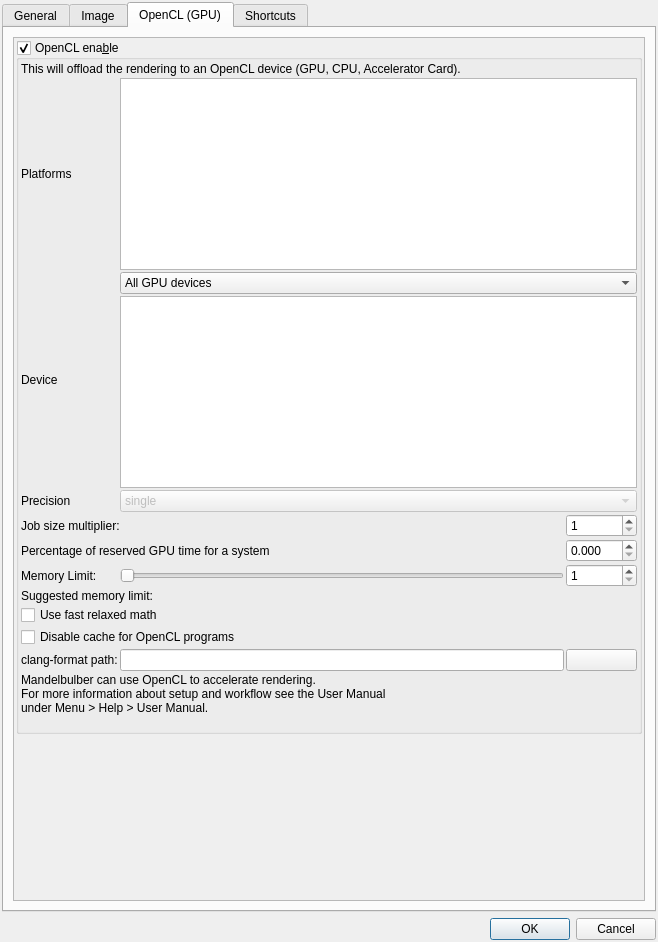
Above: mandelbulber2/qt/preferences_dialog.ui from buddhi1980/mandelbulber2 before the change. Below: the same form after it.
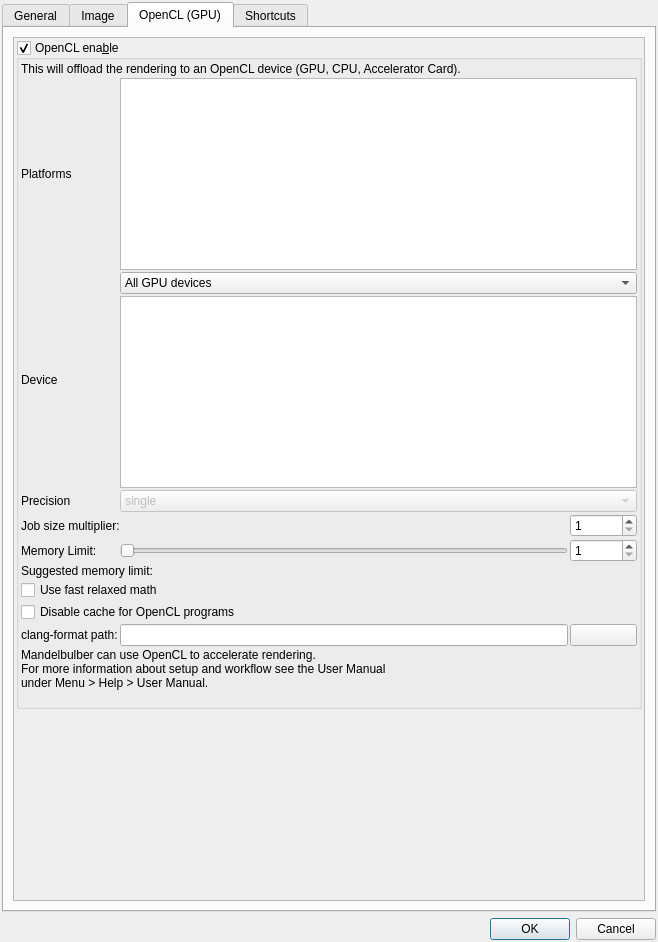
That is the form after the change. The open tabs and pages were chosen to show the change. Icons and pictures are not drawn. Custom widgets are drawn as their Qt base class.

Commit message:
Removed option for reserving GPU time for the system
It caused significant CPU load on Windows and slowed down rendering

```diff
--- a/mandelbulber2/qt/preferences_dialog.ui
+++ b/mandelbulber2/qt/preferences_dialog.ui
@@ -1511,8 +1511,8 @@
            <rect>
             <x>0</x>
             <y>0</y>
-            <width>269</width>
-            <height>831</height>
+            <width>634</width>
+            <height>862</height>
            </rect>
           </property>
           <layout class="QVBoxLayout" name="verticalLayout_OpenCL">
@@ -1570,34 +1570,7 @@
                 <property name="spacing">
                  <number>2</number>
                 </property>
-                <item row="2" column="1" colspan="2">
-                 <widget class="MyComboBox" name="comboBox_opencl_precision">
-                  <property name="enabled">
-                   <bool>false</bool>
-                  </property>
-                  <property name="editable">
-                   <bool>false</bool>
-                  </property>
-                  <item>
-                   <property name="text">
-                    <string>single</string>
-                   </property>
-                  </item>
-                  <item>
-                   <property name="text">
-                    <string>double</string>
-                   </property>
-                  </item>
-                 </widget>
-                </item>
-                <item row="5" column="0">
-                 <widget class="QLabel" name="label_opencl_memory_limit">
-                  <property name="text">
-                   <string>Memory Limit:</string>
-                  </property>
-                 </widget>
-                </item>
-                <item row="5" column="1">
+                <item row="4" column="1">
                  <widget class="QSlider" name="sliderInt_opencl_memory_limit">
                   <property name="minimum">
                    <number>1</number>
@@ -1616,8 +1589,8 @@
                   </property>
                  </widget>
                 </item>
-                <item row="5" column="2">
-                 <widget class="MySpinBox" name="spinboxInt_opencl_memory_limit">
+                <item row="3" column="2">
+                 <widget class="MySpinBox" name="spinboxInt_opencl_job_size_multiplier">
                   <property name="toolTip">
                    <string>&lt;html&gt;&lt;head/&gt;&lt;body&gt;&lt;p&gt;Memory limit for single memory buffer used by OpenCL programs.&lt;/p&gt;&lt;p&gt;It should be set not higher than suggested memory limit showed below.&lt;/p&gt;&lt;p&gt;If SSAO or DOF effects need more memory than limit, they will be rendered using CPU.&lt;/p&gt;&lt;p&gt;Higher memory limit can allow rendering SSAO and DOF effects using GPU at higher resolution, but program can produce errors or be unstable.&lt;/p&gt;&lt;/body&gt;&lt;/html&gt;</string>
                   </property>
@@ -1643,6 +1616,44 @@
                   </property>
                  </widget>
                 </item>
+                <item row="8" column="2">
+                 <widget class="QPushButton" name="pushButton_select_clang_format_path">
+                  <property name="text">
+                   <string/>
+                  </property>
+                  <property name="icon">
+                   <iconset theme="folder" resource="icons.qrc">
+                    <normaloff>:/system/icons/folder.svg</normaloff>:/system/icons/folder.svg</iconset>
+                  </property>
+                 </widget>
+                </item>
+                <item row="8" column="1">
+                 <widget class="MyLineEdit" name="text_clang_format_path"/>
+                </item>
+                <item row="5" column="0" colspan="3">
+                 <widget class="QLabel" name="label_opencl_suggested_memory_limit">
+                  <property name="text">
+                   <string>Suggested memory limit:</string>
+                  </property>
+                  <property name="wordWrap">
+                   <bool>true</bool>
+                  </property>
+                 </widget>
+                </item>
+                <item row="0" column="0">
+                 <widget class="QLabel" name="label_opencl_device_2">
+                  <property name="text">
+                   <string>Platforms</string>
+                  </property>
+                 </widget>
+                </item>
+                <item row="3" column="0" colspan="2">
+                 <widget class="QLabel" name="label_opencl_memory_limit_2">
+                  <property name="text">
+                   <string>Job size multiplier:</string>
+                  </property>
+                 </widget>
+                </item>
                 <item row="1" column="1" colspan="2">
                  <layout class="QVBoxLayout" name="verticalLayout_opencl_device">
                   <item>
@@ -1689,10 +1700,57 @@
                   </item>
                  </layout>
                 </item>
-                <item row="0" column="0">
-                 <widget class="QLabel" name="label_opencl_device_2">
+                <item row="7" column="0" colspan="3">
+                 <widget class="MyCheckBox" name="checkBox_opencl_disable_build_cache">
+                  <property name="toolTip">
+                   <string>&lt;html&gt;&lt;head/&gt;&lt;body&gt;&lt;p&gt;It disables 'compute cache' used by NVidia driver. It is sometimes needed to use this option to refresh precompiled OpenCL programs after changing OpenCL source files (e.g. after upgrade of the program).&lt;/p&gt;&lt;/body&gt;&lt;/html&gt;</string>
+                  </property>
                   <property name="text">
-                   <string>Platforms</string>
+                   <string>Disable cache for OpenCL programs</string>
+                  </property>
+                 </widget>
+                </item>
+                <item row="6" column="0" colspan="3">
+                 <widget class="MyCheckBox" name="checkBox_opencl_use_fast_relaxed_math">
+                  <property name="toolTip">
+                   <string>&lt;html&gt;&lt;head/&gt;&lt;body&gt;&lt;p&gt;It enables -cl-fast-relaxed-math OpenCL flag. It provides additional speed by removing some checks to the math operations like division by zero or Not-a-Number. In some cases it can lead to unpredictable results.&lt;/p&gt;&lt;p&gt;It is needed to restart the program to apply this option.&lt;/p&gt;&lt;/body&gt;&lt;/html&gt;</string>
+                  </property>
+                  <property name="text">
+                   <string>Use fast relaxed math</string>
+                  </property>
+                 </widget>
+                </item>
+                <item row="2" column="1" colspan="2">
+                 <widget class="MyComboBox" name="comboBox_opencl_precision">
+                  <property name="enabled">
+                   <bool>false</bool>
+                  </property>
+                  <property name="editable">
+                   <bool>false</bool>
+                  </property>
+                  <item>
+                   <property name="text">
+                    <string>single</string>
+                   </property>
+                  </item>
+                  <item>
+                   <property name="text">
+                    <string>double</string>
+                   </property>
+                  </item>
+                 </widget>
+                </item>
+                <item row="4" column="0">
+                 <widget class="QLabel" name="label_opencl_memory_limit">
+                  <property name="text">
+                   <string>Memory Limit:</string>
+                  </property>
+                 </widget>
+                </item>
+                <item row="8" column="0">
+                 <widget class="QLabel" name="label_clang_format_path">
+                  <property name="text">
+                   <string>clang-format path:</string>
                   </property>
                  </widget>
                 </item>
@@ -1712,118 +1770,16 @@
                   </property>
                  </widget>
                 </item>
-                <item row="8" column="0" colspan="3">
-                 <widget class="MyCheckBox" name="checkBox_opencl_disable_build_cache">
-                  <property name="toolTip">
-                   <string>&lt;html&gt;&lt;head/&gt;&lt;body&gt;&lt;p&gt;It disables 'compute cache' used by NVidia driver. It is sometimes needed to use this option to refresh precompiled OpenCL programs after changing OpenCL source files (e.g. after upgrade of the program).&lt;/p&gt;&lt;/body&gt;&lt;/html&gt;</string>
-                  </property>
-                  <property name="text">
-                   <string>Disable cache for OpenCL programs</string>
-                  </property>
-                 </widget>
-                </item>
-                <item row="7" column="0" colspan="3">
-                 <widget class="MyCheckBox" name="checkBox_opencl_use_fast_relaxed_math">
-                  <property name="toolTip">
-                   <string>&lt;html&gt;&lt;head/&gt;&lt;body&gt;&lt;p&gt;It enables -cl-fast-relaxed-math OpenCL flag. It provides additional speed by removing some checks to the math operations like division by zero or Not-a-Number. In some cases it can lead to unpredictable results.&lt;/p&gt;&lt;p&gt;It is needed to restart the program to apply this option.&lt;/p&gt;&lt;/body&gt;&lt;/html&gt;</string>
-                  </property>
-                  <property name="text">
-                   <string>Use fast relaxed math</string>
-                  </property>
-                 </widget>
-                </item>
-                <item row="6" column="0" colspan="3">
-                 <widget class="QLabel" name="label_opencl_suggested_memory_limit">
-                  <property name="text">
-                   <string>Suggested memory limit:</string>
-                  </property>
-                  <property name="wordWrap">
-                   <bool>true</bool>
-                  </property>
-                 </widget>
-                </item>
-                <item row="3" column="2">
-                 <widget class="MySpinBox" name="spinboxInt_opencl_job_size_multiplier">
-                  <property name="toolTip">
-                   <string>&lt;html&gt;&lt;head/&gt;&lt;body&gt;&lt;p&gt;Job size multiplier increases size of OpenCL jobs (size of tiles).&lt;/p&gt;&lt;p&gt;Higher value can increase rendering speed, but too high can slow down rendering.&lt;/p&gt;&lt;p&gt;Too high value can cause higher GPU memory usage makeing the program unstable. It also increases the time of rendering a single tile, which can cause GPU driver timeouts.&lt;/p&gt;&lt;/body&gt;&lt;/html&gt;</string>
-                  </property>
-                  <property name="minimum">
-                   <number>1</number>
-                  </property>
-                  <property name="maximum">
-                   <number>100000</number>
-                  </property>
-                 </widget>
-                </item>
-                <item row="3" column="0" colspan="2">
-                 <widget class="QLabel" name="label_opencl_memory_limit_2">
-                  <property name="text">
-                   <string>Job size multiplier:</string>
-                  </property>
-                 </widget>
-                </item>
-                <item row="4" column="0" colspan="2">
-                 <widget class="QLabel" name="label_opencl_memory_limit_3">
-                  <property name="text">
-                   <string>Percentage of reserved GPU time for a system</string>
-                  </property>
-                  <property name="wordWrap">
-                   <bool>true</bool>
-                  </property>
-                 </widget>
-                </item>
                 <item row="4" column="2">
-                 <widget class="MyDoubleSpinBox" name="spinbox_opencl_reserved_gpu_time">
-                  <property name="sizePolicy">
-                   <sizepolicy hsizetype="Minimum" vsizetype="Maximum">
-                    <horstretch>0</horstretch>
-                    <verstretch>0</verstretch>
-                   </sizepolicy>
-                  </property>
+                 <widget class="MySpinBox" name="spinboxInt_opencl_memory_limit">
                   <property name="toolTip">
-                   <string>&lt;html&gt;&lt;head/&gt;&lt;body&gt;&lt;p&gt;Percentage of GPU time which will be reserved for another processes like a system.&lt;/p&gt;&lt;p&gt;Higher value will generate longer waits between launching next OpenCL jobs. During this time the system will have opportunity to update UI. It will cause reduction of rendering speed.&lt;/p&gt;&lt;/body&gt;&lt;/html&gt;</string>
-                  </property>
-                  <property name="prefix">
-                   <string/>
-                  </property>
-                  <property name="suffix">
-                   <string/>
-                  </property>
-                  <property name="decimals">
-                   <number>3</number>
+                   <string>&lt;html&gt;&lt;head/&gt;&lt;body&gt;&lt;p&gt;Memory limit for single memory buffer used by OpenCL programs.&lt;/p&gt;&lt;p&gt;It should be set not higher than suggested memory limit showed below.&lt;/p&gt;&lt;p&gt;If SSAO or DOF effects need more memory than limit, they will be rendered using CPU.&lt;/p&gt;&lt;p&gt;Higher memory limit can allow rendering SSAO and DOF effects using GPU at higher resolution, but program can produce errors or be unstable.&lt;/p&gt;&lt;/body&gt;&lt;/html&gt;</string>
                   </property>
                   <property name="minimum">
-                   <double>0.000000000000000</double>
+                   <number>1</number>
                   </property>
                   <property name="maximum">
-                   <double>100.000000000000000</double>
-                  </property>
-                  <property name="singleStep">
-                   <double>0.100000000000000</double>
-                  </property>
-                  <property name="value">
-                   <double>0.000000000000000</double>
-                  </property>
-                 </widget>
-                </item>
-                <item row="9" column="0">
-                 <widget class="QLabel" name="label_clang_format_path">
-                  <property name="text">
-                   <string>clang-format path:</string>
-                  </property>
-                 </widget>
-                </item>
-                <item row="9" column="1">
-                 <widget class="MyLineEdit" name="text_clang_format_path"/>
-                </item>
-                <item row="9" column="2">
-                 <widget class="QPushButton" name="pushButton_select_clang_format_path">
-                  <property name="text">
-                   <string/>
-                  </property>
-                  <property name="icon">
-                   <iconset theme="folder" resource="icons.qrc">
-                    <normaloff>:/system/icons/folder.svg</normaloff>:/system/icons/folder.svg</iconset>
+                   <number>100000</number>
                   </property>
                  </widget>
                 </item>
```
Left out of the diff: 6 changed lines with no effect on the pictures. The commit also changes 1 other file.
